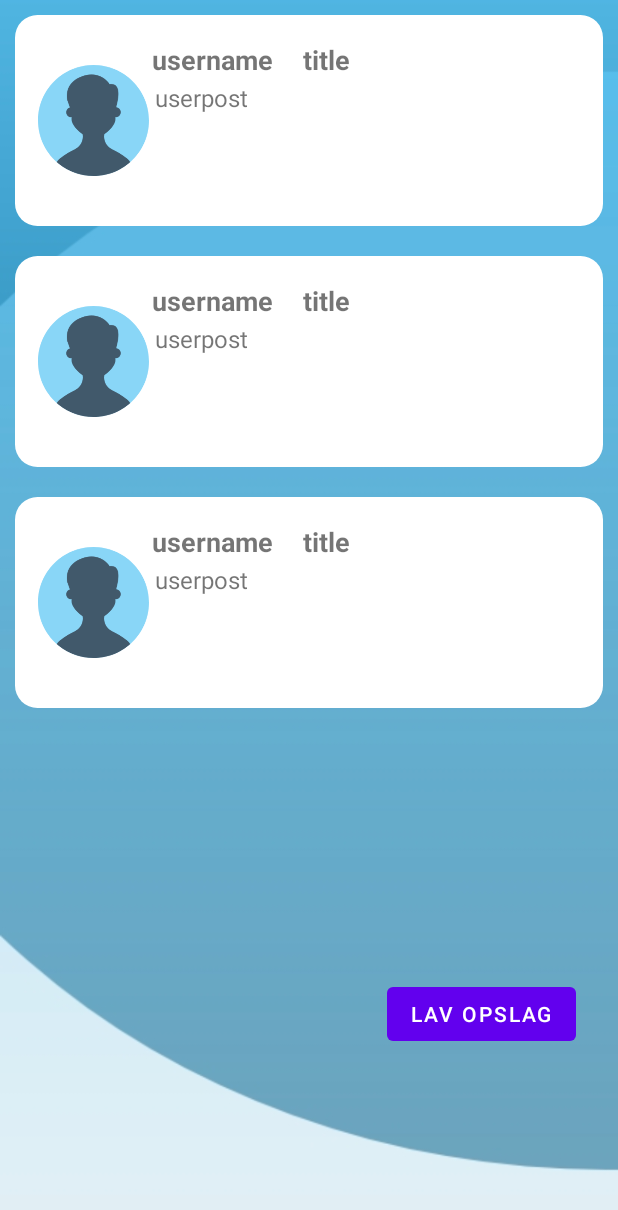
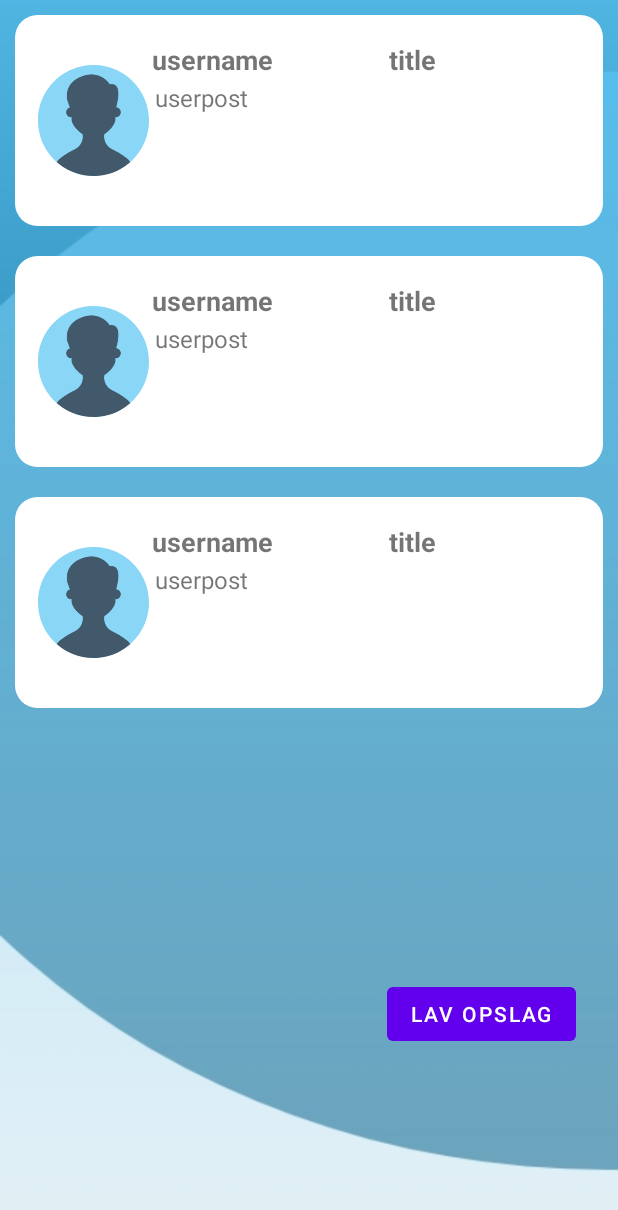
Before and after one commit to AnneLindberg/WilmaCareFireBase, an Android app: the layout fragment_dashboard.xml on its own in the app's theme, with its tools: preview values and no code run, on a phone screen of 412 x 824 dp. Shown: the top 1210 px of the screen. Run offline under Robolectric (Android 15) with nearby library versions, the phone set to English and light mode, and no system bars; Roboto replaces fonts that are not available here.

Commit message:
minor changes before clean up

```diff
--- a/app/src/main/java/com/example/wilmacarefirebase/data/WilmaRepository.java
+++ b/app/src/main/java/com/example/wilmacarefirebase/data/WilmaRepository.java
@@ -106,6 +106,7 @@ public class WilmaRepository {
             }
         });
     }
+
     public void addPost() {
 
     }
--- a/app/src/main/res/layout/user_display_post.xml
+++ b/app/src/main/res/layout/user_display_post.xml
@@ -47,7 +47,7 @@
 
                 <TextView
                     android:id="@+id/user_profile_name"
-                    android:layout_width="wrap_content"
+                    android:layout_width="118dp"
                     android:layout_height="wrap_content"
                     android:text="username"
                     android:textSize="18sp"
@@ -55,9 +55,9 @@
 
                 <TextView
                     android:id="@+id/user_title"
-                    android:layout_width="wrap_content"
+                    android:layout_width="95dp"
                     android:layout_height="wrap_content"
-                    android:layout_marginLeft="20dp"
+                    android:layout_marginLeft="40dp"
                     android:text="title"
                     android:textSize="18sp"
                     android:textStyle="bold" />
```
Also changed, not shown: app/src/main/java/com/example/wilmacarefirebase/data/UserRepository.java (+36 -3 lines), app/src/main/java/com/example/wilmacarefirebase/models/UserData.java (added, +32 -0 lines), app/src/main/res/drawable/textview_border.xml (added, +8 -0 lines).
